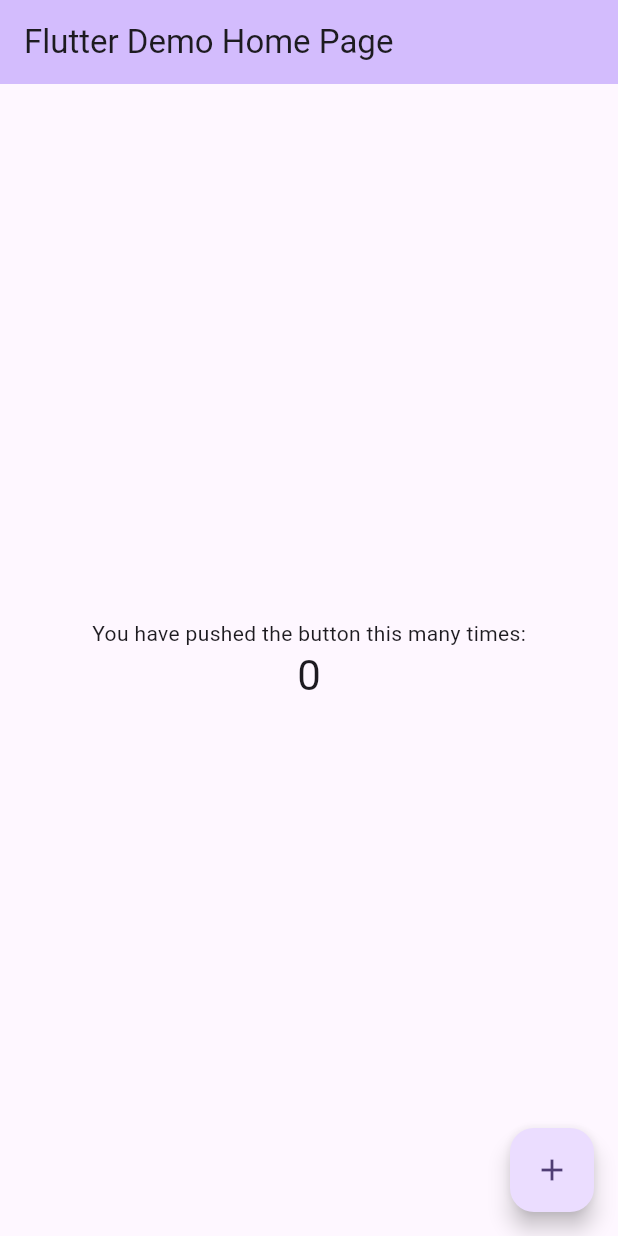
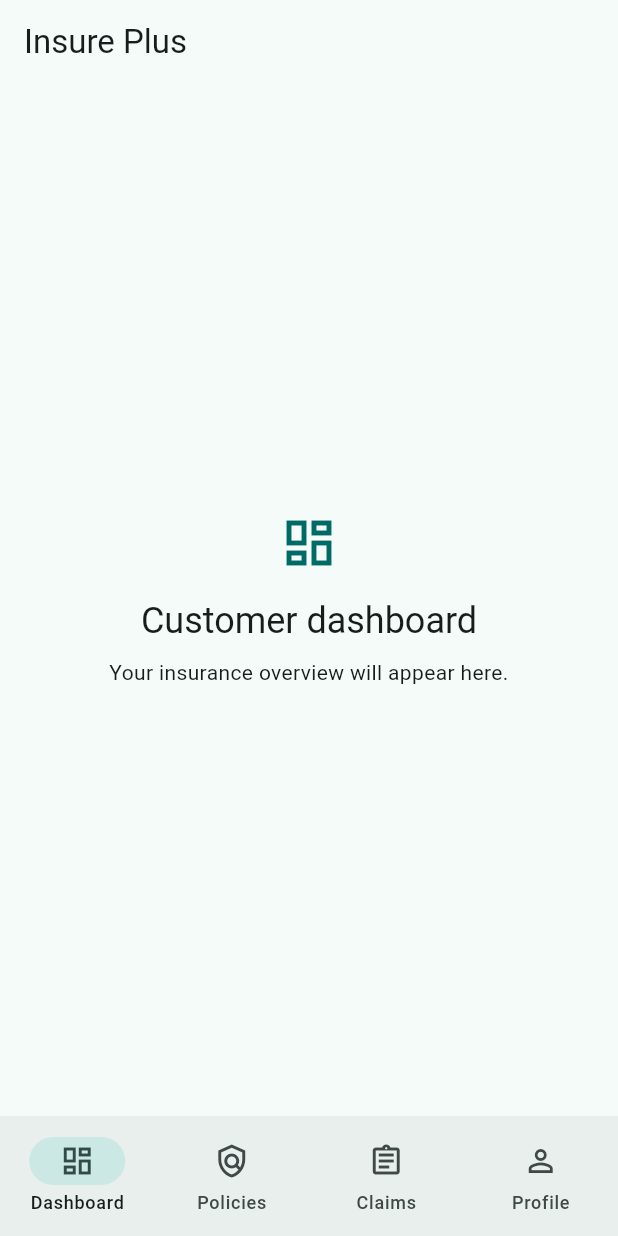
Before and after one commit to HThisandu/insure-plus, a Flutter app: the screen it shows after launch, on a phone screen of 412 x 824 dp. Run offline on Flutter 3.47's test engine with Material 3 defaults, Android fonts, the phone set to English and light mode, and no system bars; our stand-ins replace go_router.

Commit message:
Add shared Flutter theme and navigation

```diff
--- /dev/null
+++ b/lib/app/app_router.dart
@@ -0,0 +1,112 @@
+import 'package:flutter/material.dart';
+import 'package:go_router/go_router.dart';
+
+import '../features/claims/claims_screen.dart';
+import '../shared/widgets/module_placeholder.dart';
+import 'app_shell.dart';
+
+class AppRoutes {
+  static const dashboard = '/';
+  static const policies = '/policies';
+  static const claims = '/claims';
+  static const motorClaims = 'motor-claims';
+  static const medicalClaims = 'medical-claims';
+  static const profile = '/profile';
+
+  // Reserved until role-based access is integrated.
+  static const staffClaimManagement = '/staff/claims';
+}
+
+GoRouter createAppRouter() {
+  final rootNavigatorKey = GlobalKey<NavigatorState>();
+
+  return GoRouter(
+    navigatorKey: rootNavigatorKey,
+    routes: [
+      StatefulShellRoute.indexedStack(
+        builder: (context, state, shell) => AppShell(navigationShell: shell),
+        branches: [
+          StatefulShellBranch(
+            routes: [
+              GoRoute(
+                path: AppRoutes.dashboard,
+                builder: (context, state) => const ModulePlaceholder(
+                  title: 'Customer dashboard',
+                  description: 'Your insurance overview will appear here.',
+                  icon: Icons.dashboard_outlined,
+                ),
+              ),
+            ],
+          ),
+          StatefulShellBranch(
+            routes: [
+              GoRoute(
+                path: AppRoutes.policies,
+                builder: (context, state) => const ModulePlaceholder(
+                  title: 'Insurance policies',
+                  description:
+                      'Your policies, coverage and balances will appear here.',
+                  icon: Icons.policy_outlined,
+                ),
+              ),
+            ],
+          ),
+          StatefulShellBranch(
+            routes: [
+              GoRoute(
+                path: AppRoutes.claims,
+                builder: (context, state) => ClaimsScreen(
+                  openMotorClaims: () =>
+                      context.pushNamed(AppRoutes.motorClaims),
+                  openMedicalClaims: () =>
+                      context.pushNamed(AppRoutes.medicalClaims),
+                ),
+                routes: [
+                  GoRoute(
+                    parentNavigatorKey: rootNavigatorKey,
+                    path: 'motor',
+                    name: AppRoutes.motorClaims,
+                    builder: (context, state) => Scaffold(
+                      appBar: AppBar(title: const Text('Motor Claims')),
+                      body: const ModulePlaceholder(
+                        title: 'Motor claim submission',
+                        description:
+                            'The motor claim form and status will appear here.',
+                        icon: Icons.directions_car_outlined,
+                      ),
+                    ),
+                  ),
+                  GoRoute(
+                    parentNavigatorKey: rootNavigatorKey,
+                    path: 'medical',
+                    name: AppRoutes.medicalClaims,
+                    builder: (context, state) => Scaffold(
+                      appBar: AppBar(title: const Text('Medical Claims')),
+                      body: const ModulePlaceholder(
+                        title: 'Medical claim submission',
+                        description: 'The medical claim form and status will appear here.',
+                        icon: Icons.medical_services_outlined,
+                      ),
+                    ),
+                  ),
+                ],
+              ),
+            ],
+          ),
+          StatefulShellBranch(
+            routes: [
+              GoRoute(
+                path: AppRoutes.profile,
+                builder: (context, state) => const ModulePlaceholder(
+                  title: 'Your profile',
+                  description: 'Your account details will appear here.',
+                  icon: Icons.person_outline,
+                ),
+              ),
+            ],
+          ),
+        ],
+      ),
+    ],
+  );
+}
--- /dev/null
+++ b/lib/app/app_shell.dart
@@ -0,0 +1,38 @@
+import 'package:flutter/material.dart';
+import 'package:go_router/go_router.dart';
+
+class AppShell extends StatelessWidget {
+  const AppShell({super.key, required this.navigationShell});
+
+  final StatefulNavigationShell navigationShell;
+
+  @override
+  Widget build(BuildContext context) {
+    return Scaffold(
+      appBar: AppBar(title: const Text('Insure Plus')),
+      body: navigationShell,
+      bottomNavigationBar: NavigationBar(
+        selectedIndex: navigationShell.currentIndex,
+        onDestinationSelected: (index) => navigationShell.goBranch(index),
+        destinations: const [
+          NavigationDestination(
+            icon: Icon(Icons.dashboard_outlined),
+            label: 'Dashboard',
+          ),
+          NavigationDestination(
+            icon: Icon(Icons.policy_outlined),
+            label: 'Policies',
+          ),
+          NavigationDestination(
+            icon: Icon(Icons.assignment_outlined),
+            label: 'Claims',
+          ),
+          NavigationDestination(
+            icon: Icon(Icons.person_outline),
+            label: 'Profile',
+          ),
+        ],
+      ),
+    );
+  }
+}
--- /dev/null
+++ b/lib/app/app_theme.dart
@@ -0,0 +1,6 @@
+import 'package:flutter/material.dart';
+
+final appTheme = ThemeData(
+  useMaterial3: true,
+  colorScheme: ColorScheme.fromSeed(seedColor: const Color(0xFF175E59)),
+);
--- a/lib/main.dart
+++ b/lib/main.dart
@@ -1,122 +1,33 @@
 import 'package:flutter/material.dart';
+import 'package:go_router/go_router.dart';
 
-void main() {
-  runApp(const MyApp());
+import 'app/app_router.dart';
+import 'app/app_theme.dart';
+
+void main() => runApp(const InsurePlusApp());
+
+class InsurePlusApp extends StatefulWidget {
+  const InsurePlusApp({super.key});
+
+  @override
+  State<InsurePlusApp> createState() => _InsurePlusAppState();
 }
 
-class MyApp extends StatelessWidget {
-  const MyApp({super.key});
-
-  // This widget is the root of your application.
-  @override
-  Widget build(BuildContext context) {
-    return MaterialApp(
-      title: 'Flutter Demo',
-      theme: ThemeData(
-        // This is the theme of your application.
-        //
-        // TRY THIS: Try running your application with "flutter run". You'll see
-        // the application has a purple toolbar. Then, without quitting the app,
-        // try changing the seedColor in the colorScheme below to Colors.green
-        // and then invoke "hot reload" (save your changes or press the "hot
-        // reload" button in a Flutter-supported IDE, or press "r" if you used
-        // the command line to start the app).
-        //
-        // Notice that the counter didn't reset back to zero; the application
-        // state is not lost during the reload. To reset the state, use hot
-        // restart instead.
-        //
-        // This works for code too, not just values: Most code changes can be
-        // tested with just a hot reload.
-        colorScheme: .fromSeed(seedColor: Colors.deepPurple),
-      ),
-      home: const MyHomePage(title: 'Flutter Demo Home Page'),
-    );
-  }
-}
-
-class MyHomePage extends StatefulWidget {
-  const MyHomePage({super.key, required this.title});
-
-  // This widget is the home page of your application. It is stateful, meaning
-  // that it has a State object (defined below) that contains fields that affect
-  // how it looks.
-
-  // This class is the configuration for the state. It holds the values (in this
-  // case the title) provided by the parent (in this case the App widget) and
-  // used by the build method of the State. Fields in a Widget subclass are
-  // always marked "final".
-
-  final String title;
+class _InsurePlusAppState extends State<InsurePlusApp> {
+  late final GoRouter _router = createAppRouter();
 
   @override
-  State<MyHomePage> createState() => _MyHomePageState();
-}
-
-class _MyHomePageState extends State<MyHomePage> {
-  int _counter = 0;
-
-  void _incrementCounter() {
-    setState(() {
-      // This call to setState tells the Flutter framework that something has
-      // changed in this State, which causes it to rerun the build method below
-      // so that the display can reflect the updated values. If we changed
-      // _counter without calling setState(), then the build method would not be
-      // called again, and so nothing would appear to happen.
-      _counter++;
-    });
+  void dispose() {
+    _router.dispose();
+    super.dispose();
   }
 
   @override
   Widget build(BuildContext context) {
-    // This method is rerun every time setState is called, for instance as done
-    // by the _incrementCounter method above.
-    //
-    // The Flutter framework has been optimized to make rerunning build methods
-    // fast, so that you can just rebuild anything that needs updating rather
-    // than having to individually change instances of widgets.
-    return Scaffold(
-      appBar: AppBar(
-        // TRY THIS: Try changing the color here to a specific color (to
-        // Colors.amber, perhaps?) and trigger a hot reload to see the AppBar
-        // change color while the other colors stay the same.
-        backgroundColor: Theme.of(context).colorScheme.inversePrimary,
-        // Here we take the value from the MyHomePage object that was created by
-        // the App.build method, and use it to set our appbar title.
-        title: Text(widget.title),
-      ),
-      body: Center(
-        // Center is a layout widget. It takes a single child and positions it
-        // in the middle of the parent.
-        child: Column(
-          // Column is also a layout widget. It takes a list of children and
-          // arranges them vertically. By default, it sizes itself to fit its
-          // children horizontally, and tries to be as tall as its parent.
-          //
-          // Column has various properties to control how it sizes itself and
-          // how it positions its children. Here we use mainAxisAlignment to
-          // center the children vertically; the main axis here is the vertical
-          // axis because Columns are vertical (the cross axis would be
-          // horizontal).
-          //
-          // TRY THIS: Invoke "debug painting" (choose the "Toggle Debug Paint"
-          // action in the IDE, or press "p" in the console), to see the
-          // wireframe for each widget.
-          mainAxisAlignment: .center,
-          children: [
-            const Text('You have pushed the button this many times:'),
-            Text(
-              '$_counter',
-              style: Theme.of(context).textTheme.headlineMedium,
-            ),
-          ],
-        ),
-      ),
-      floatingActionButton: FloatingActionButton(
-        onPressed: _incrementCounter,
-        tooltip: 'Increment',
-        child: const Icon(Icons.add),
-      ),
+    return MaterialApp.router(
+      title: 'Insure Plus',
+      theme: appTheme,
+      routerConfig: _router,
     );
   }
 }
--- /dev/null
+++ b/lib/shared/widgets/module_placeholder.dart
@@ -0,0 +1,40 @@
+import 'package:flutter/material.dart';
+
+class ModulePlaceholder extends StatelessWidget {
+  const ModulePlaceholder({
+    super.key,
+    required this.title,
+    required this.description,
+    required this.icon,
+  });
+
+  final String title;
+  final String description;
+  final IconData icon;
+
+  @override
+  Widget build(BuildContext context) {
+    final theme = Theme.of(context);
+    return SafeArea(
+      child: Center(
+        child: SingleChildScrollView(
+          padding: const EdgeInsets.all(24),
+          child: Column(
+            mainAxisSize: MainAxisSize.min,
+            children: [
+              Icon(icon, size: 40, color: theme.colorScheme.primary),
+              const SizedBox(height: 16),
+              Text(
+                title,
+                style: theme.textTheme.headlineSmall,
+                textAlign: TextAlign.center,
+              ),
+              const SizedBox(height: 8),
+              Text(description, textAlign: TextAlign.center),
+            ],
+          ),
+        ),
+      ),
+    );
+  }
+}
--- a/pubspec.yaml
+++ b/pubspec.yaml
@@ -34,6 +34,10 @@ dependencies:
   # The following adds the Cupertino Icons font to your application.
   # Use with the CupertinoIcons class for iOS style icons.
   cupertino_icons: ^1.0.8
+  flutter_bloc: ^9.1.1
+  go_router: ^18.1.4
+  firebase_auth: ^7.1.0
+  cloud_firestore: ^7.2.0
 
 dev_dependencies:
   flutter_test:
```
Also changed, not shown: lib/features/claims/claims_screen.dart (added, +44 -0 lines), pubspec.lock, 4 other files.
